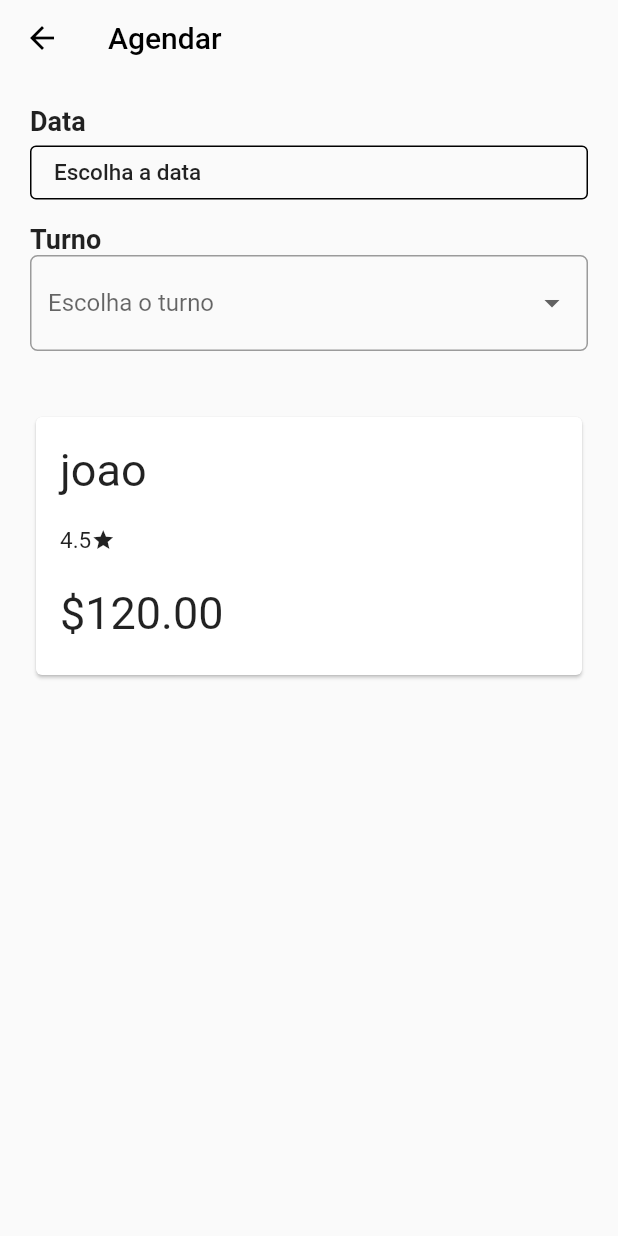
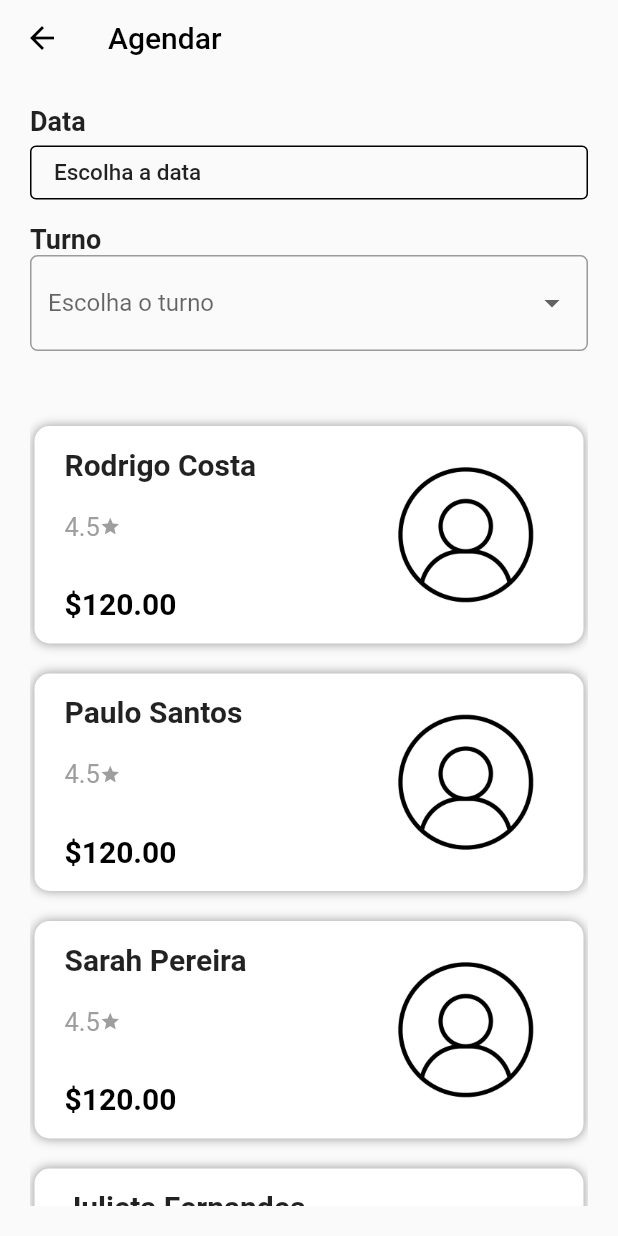
Before and after one commit to jmbessa/INF1300-Flutter, a Flutter app: the screen it shows after launch, after a tap on "Mecânica", on a phone screen of 412 x 824 dp. Run offline on Flutter 3.47's test engine with Material 2 defaults, Android fonts, the phone set to English and light mode, and no system bars; our stand-ins replace image_picker; missing offline and left inert: dart:ffi; Roboto replaces fonts that are missing (Helvetica).

Commit message:
Exibição do listView; lista de trabalhadores maior

```diff
--- a/services_app/lib/searchScreen.dart
+++ b/services_app/lib/searchScreen.dart
@@ -16,6 +16,11 @@ class SearchScreen extends StatefulWidget {
 class _SearchScreenState extends State<SearchScreen> {
   DateTime? date;
   String? dropdownValue;
+  ScrollController controller = ScrollController();
+  bool closeTopContainer = false;
+  double topContainer = 0;
+
+  List<Widget> itemsData = [];
 
   String getText() {
     if (date == null) {
@@ -124,50 +129,65 @@ class _SearchScreenState extends State<SearchScreen> {
   Widget buildWorkerCard(
       BuildContext context, int index, List<Worker> listWorkers) {
     final work = listWorkers[index];
+    final img = "assets/2318271-icone-do-perfil-do-usuario-grátis-vetor.jpg";
     return new Container(
-      child: Card(
+        height: 145,
+        margin: const EdgeInsets.symmetric(horizontal: 3, vertical: 10),
+        decoration: BoxDecoration(
+            borderRadius: BorderRadius.all(Radius.circular(10.0)),
+            color: Colors.white,
+            boxShadow: [
+              BoxShadow(color: Colors.black.withAlpha(100), blurRadius: 5.0),
+            ]),
         child: Padding(
-          padding: const EdgeInsets.all(16.0),
-          child: Column(
+          padding: const EdgeInsets.symmetric(horizontal: 20.0, vertical: 14),
+          child: Row(
+            mainAxisAlignment: MainAxisAlignment.spaceBetween,
             children: <Widget>[
-              Padding(
-                padding: const EdgeInsets.only(top: 2.0, bottom: 4.0),
-                child: Row(children: <Widget>[
+              Column(
+                crossAxisAlignment: CrossAxisAlignment.start,
+                children: <Widget>[
                   Text(
                     work.name,
-                    style: new TextStyle(fontSize: 30.0),
+                    style: const TextStyle(
+                        fontSize: 20, fontWeight: FontWeight.bold),
                   ),
-                  Spacer(),
-                ]),
+                  SizedBox(
+                    height: 20,
                   ),
-              Padding(
-                padding: const EdgeInsets.only(top: 16.0, bottom: 20.0),
-                child: Row(children: <Widget>[
-                  Text("${work.evaluation.toString()}"),
+                  Row(
+                    children: <Widget>[
+                      Text(
+                        work.evaluation.toString(),
+                        style:
+                            const TextStyle(fontSize: 17, color: Colors.grey),
+                      ),
                       Icon(
                         Icons.star,
-                    size: 16,
+                        size: 14,
+                        color: Colors.grey,
+                      )
+                    ],
                   ),
-                  Spacer(),
-                ]),
+                  SizedBox(
+                    height: 30,
                   ),
-              Padding(
-                padding: const EdgeInsets.only(top: 2.0, bottom: 8.0),
-                child: Row(
-                  children: <Widget>[
                   Text(
                     "\$${work.price.toStringAsFixed(2)}",
-                      style: new TextStyle(fontSize: 30.0),
-                    ),
-                    Spacer(),
+                    style: const TextStyle(
+                        fontSize: 20,
+                        color: Colors.black,
+                        fontWeight: FontWeight.bold),
+                  )
                 ],
               ),
-              ),
+              Image.asset(
+                img,
+                height: 120,
+              )
             ],
           ),
-        ),
-      ),
-    );
+        ));
   }
 
   Future pickDate(BuildContext context) async {
--- a/services_app/lib/workers.dart
+++ b/services_app/lib/workers.dart
@@ -18,9 +18,44 @@ class Worker {
 }
 
 List<Worker> WORKERS = [
-  Worker("John", Categorias.limpeza, 120.00, 4.0),
-  Worker("joao", Categorias.mecanica, 120.00, 4.5),
-  Worker("gigi", Categorias.pintura, 120.00, 4.8),
-  Worker("carlos", Categorias.servResidenciais, 110.00, 4.2),
-  Worker("leo", Categorias.servResidenciais, 100.00, 4.7)
+  Worker("Pedro Cunha", Categorias.limpeza, 120.00, 4.0),
+  Worker("Júlia Dias", Categorias.limpeza, 120.00, 4.0),
+  Worker("Eduarda Barros", Categorias.limpeza, 120.00, 4.0),
+  Worker("José Almeida", Categorias.limpeza, 120.00, 4.0),
+  Worker("Beatriz Cardoso", Categorias.limpeza, 120.00, 4.0),
+  Worker("Lucas Pereira", Categorias.limpeza, 120.00, 4.0),
+  Worker("Rafael Goncalves", Categorias.limpeza, 120.00, 4.0),
+  Worker("Luís Cavalcanti", Categorias.limpeza, 120.00, 4.0),
+  Worker("Júlio Ferreira", Categorias.limpeza, 120.00, 4.0),
+  Worker("Kauan Barbosa", Categorias.limpeza, 120.00, 4.0),
+  Worker("Rodrigo Costa", Categorias.mecanica, 120.00, 4.5),
+  Worker("Paulo Santos", Categorias.mecanica, 120.00, 4.5),
+  Worker("Sarah Pereira", Categorias.mecanica, 120.00, 4.5),
+  Worker("Julieta Fernandes", Categorias.mecanica, 120.00, 4.5),
+  Worker("Luís Dias", Categorias.mecanica, 120.00, 4.5),
+  Worker("Ana Barbosa", Categorias.mecanica, 120.00, 4.5),
+  Worker("Kai Cardoso", Categorias.mecanica, 120.00, 4.5),
+  Worker("Evelyn Pinto", Categorias.mecanica, 120.00, 4.5),
+  Worker("Gustavo Dias", Categorias.mecanica, 120.00, 4.5),
+  Worker("Vitoria Almeida", Categorias.mecanica, 120.00, 4.5),
+  Worker("Kauê Alves", Categorias.pintura, 120.00, 4.8),
+  Worker("Gustavo Ribeiro", Categorias.pintura, 120.00, 4.8),
+  Worker("Lavinia Almeida", Categorias.pintura, 120.00, 4.8),
+  Worker("Aline Rodrigues", Categorias.pintura, 120.00, 4.8),
+  Worker("Anna Rodrigues", Categorias.pintura, 120.00, 4.8),
+  Worker("Júlio Almeida", Categorias.pintura, 120.00, 4.8),
+  Worker("Vinicius Pereira", Categorias.pintura, 120.00, 4.8),
+  Worker("Livia Ferreira", Categorias.pintura, 120.00, 4.8),
+  Worker("Vitória Castro", Categorias.pintura, 120.00, 4.8),
+  Worker("Victor Souza", Categorias.pintura, 120.00, 4.8),
+  Worker("Eduardo Cardoso", Categorias.servResidenciais, 110.00, 4.2),
+  Worker("Luís Almeida", Categorias.servResidenciais, 100.00, 4.7),
+  Worker("Paulo Cavalcanti", Categorias.servResidenciais, 100.00, 4.7),
+  Worker("Estevan Goncalves", Categorias.servResidenciais, 100.00, 4.7),
+  Worker("Tomás Fernandes", Categorias.servResidenciais, 100.00, 4.7),
+  Worker("Luis Martins", Categorias.servResidenciais, 100.00, 4.7),
+  Worker("Emily Ferreira", Categorias.servResidenciais, 100.00, 4.7),
+  Worker("Kaua Dias", Categorias.servResidenciais, 100.00, 4.7),
+  Worker("Leila Melo", Categorias.servResidenciais, 100.00, 4.7),
+  Worker("Arthur Costa", Categorias.servResidenciais, 100.00, 4.7),
 ];
```
Lines whose indentation alone changed are shown as unchanged.
